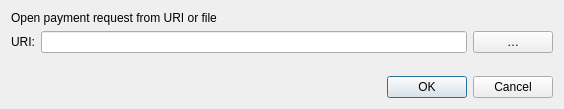
Above: src/qt/forms/openuridialog.ui from Johven/ANGCOIN before the change. Below: the same form after it.
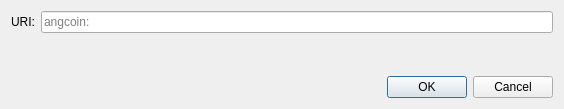
That is the form after the change. Custom widgets are drawn as their Qt base class.

Patch:
```diff
--- a/src/qt/forms/openuridialog.ui
+++ b/src/qt/forms/openuridialog.ui
@@ -14,13 +14,6 @@
    <string>Open URI</string>
   </property>
   <layout class="QVBoxLayout" name="verticalLayout">
-   <item>
-    <widget class="QLabel" name="label_2">
-     <property name="text">
-      <string>Open payment request from URI or file</string>
-     </property>
-    </widget>
-   </item>
    <item>
     <layout class="QHBoxLayout" name="horizontalLayout">
      <item>
@@ -31,18 +24,9 @@
       </widget>
      </item>
      <item>
-      <widget class="QValidatedLineEdit" name="uriEdit"/>
-     </item>
-     <item>
-      <widget class="QPushButton" name="selectFileButton">
-       <property name="toolTip">
-        <string>Select payment request file</string>
-       </property>
-       <property name="text">
-        <string notr="true">…</string>
-       </property>
-       <property name="autoDefault">
-        <bool>false</bool>
+      <widget class="QValidatedLineEdit" name="uriEdit">
+       <property name="placeholderText">
+        <string notr="true">angcoin:</string>
        </property>
       </widget>
      </item>
```
Left out of the diff: 2 changed lines with no effect on the pictures.
